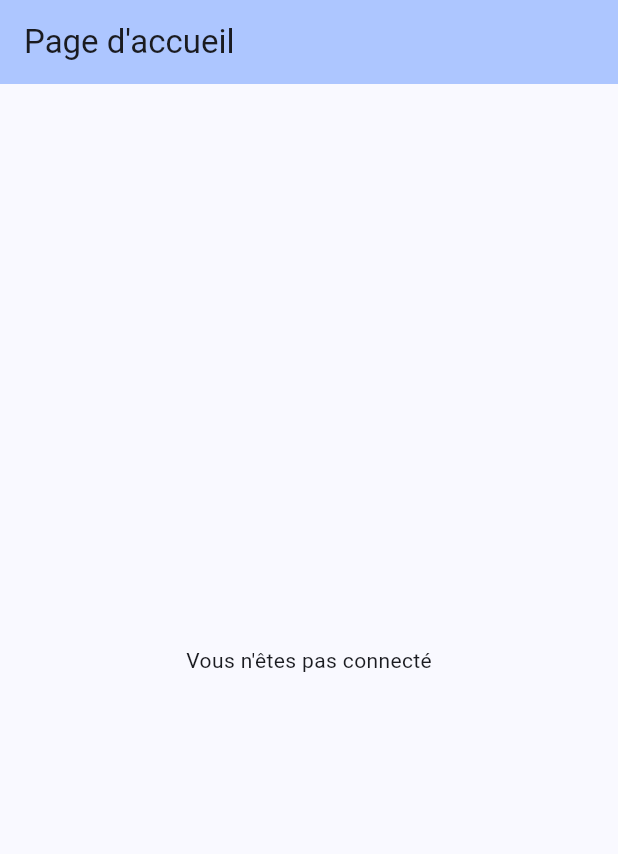
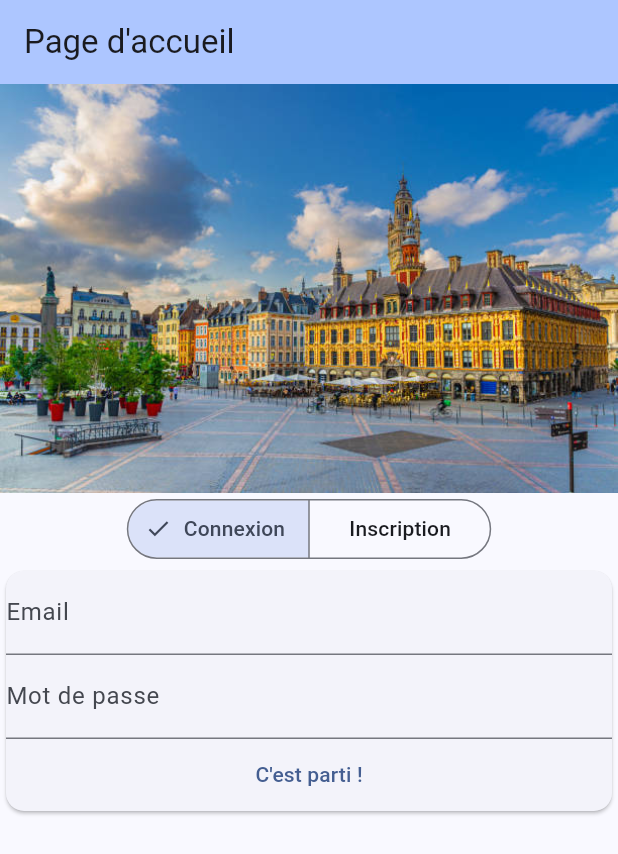
Before and after one commit to teovlt/YapNet, a Flutter app: the screen it shows after launch, on a phone screen of 412 x 824 dp. Shown: the top 854 px of the screen. Run offline on Flutter 3.47's test engine with Material 3 defaults, Android fonts, the phone set to English and light mode, and no system bars; our stand-ins replace firebase_auth, firebase_core; accounts and stored records are empty.

Commit message:
Add basic auth page

```diff
--- a/lib/pages/page_accueil.dart
+++ b/lib/pages/page_accueil.dart
@@ -1,5 +1,6 @@
 import 'package:firebase_auth/firebase_auth.dart';
 import 'package:flutter/material.dart';
+import 'package:flutter_facebook_teo/pages/page_authentification.dart';
 
 class PageAccueil extends StatefulWidget {
   const PageAccueil({super.key});
@@ -21,7 +22,7 @@ class _PageAccueilState extends State<PageAccueil> {
         builder: (BuildContext context, AsyncSnapshot snapshot) {
           return (snapshot.hasData)
               ? const Center(child: Text('Vous êtes connecté'))
-              : const Center(child: Text('Vous n\'êtes pas connecté'));
+              : const Center(child: PageAuthentification());
         },
       ),
     );
--- /dev/null
+++ b/lib/pages/page_authentification.dart
@@ -0,0 +1,120 @@
+import 'dart:io';
+
+import 'package:flutter/material.dart';
+import 'package:flutter_facebook_teo/services_firebase/service_authentification.dart';
+
+class PageAuthentification extends StatefulWidget {
+  const PageAuthentification({super.key});
+
+  @override
+  State<PageAuthentification> createState() => _PageAuthentificationState();
+}
+
+class _PageAuthentificationState extends State<PageAuthentification> {
+  late bool accountExists;
+  late ServiceAuthentification serviceAuthentification;
+
+  late TextEditingController emailController;
+  late TextEditingController passwordController;
+  late TextEditingController nameController;
+  late TextEditingController surnameController;
+
+  @override
+  void initState() {
+    accountExists = true;
+    emailController = TextEditingController();
+    passwordController = TextEditingController();
+    nameController = TextEditingController();
+    surnameController = TextEditingController();
+
+    super.initState();
+  }
+
+  @override
+  void dispose() {
+    emailController.dispose();
+    passwordController.dispose();
+    nameController.dispose();
+    surnameController.dispose();
+    super.dispose();
+  }
+
+  _onSelectedChanged(Set<bool> newValue) {
+    setState(() {
+      accountExists = newValue.first;
+    });
+  }
+
+  _handleAuthentication() async {
+    if (accountExists) {
+      await serviceAuthentification.signIn(
+        email: emailController.value as String,
+        password: passwordController.value as String,
+      );
+    } else {
+      await serviceAuthentification.signUp(
+        email: emailController.value as String,
+        password: passwordController.value as String,
+        surname: surnameController.value as String,
+        name: nameController.value as String,
+      );
+    }
+  }
+
+  @override
+  Widget build(BuildContext context) {
+    return Scaffold(
+      body: SafeArea(
+        child: SingleChildScrollView(
+          child: Column(
+            children: [
+              Image(image: Image.asset('assets/image/auth.jpg').image),
+              SegmentedButton(
+                segments: const [
+                  ButtonSegment<bool>(value: true, label: Text('Connexion')),
+                  ButtonSegment<bool>(value: false, label: Text('Inscription')),
+                ],
+                selected: {accountExists},
+                onSelectionChanged: _onSelectedChanged,
+              ),
+              Card(
+                child: Column(
+                  children: [
+                    TextField(
+                      controller: emailController,
+                      decoration: InputDecoration(labelText: 'Email'),
+                    ),
+                    TextField(
+                      controller: passwordController,
+                      decoration: InputDecoration(labelText: 'Mot de passe'),
+                      obscureText: true,
+                    ),
+                    if (!accountExists)
+                      Column(
+                        children: [
+                          TextField(
+                            controller: surnameController,
+                            decoration: InputDecoration(labelText: 'Prénom'),
+                          ),
+                          TextField(
+                            controller: nameController,
+                            decoration: InputDecoration(labelText: 'Nom'),
+                          ),
+                        ],
+                      ),
+                    Center(
+                      child: TextButton(
+                        onPressed: _handleAuthentication,
+                        child: const Text('C\'est parti !'),
+                      ),
+                    ),
+                  ],
+                ),
+              ),
+            ],
+          ),
+        ),
+      ),
+    );
+  }
+}
--- a/pubspec.yaml
+++ b/pubspec.yaml
@@ -1,5 +1,5 @@
 name: flutter_facebook_teo
-description: "A new Flutter project."
+description: 'A new Flutter project.'
 publish_to: 'none'
 version: 0.1.0
 
@@ -23,3 +23,5 @@ dev_dependencies:
 
 flutter:
   uses-material-design: true
+  assets:
+    - assets/image/
```
Also changed, not shown: assets/image/auth.jpg (added).
